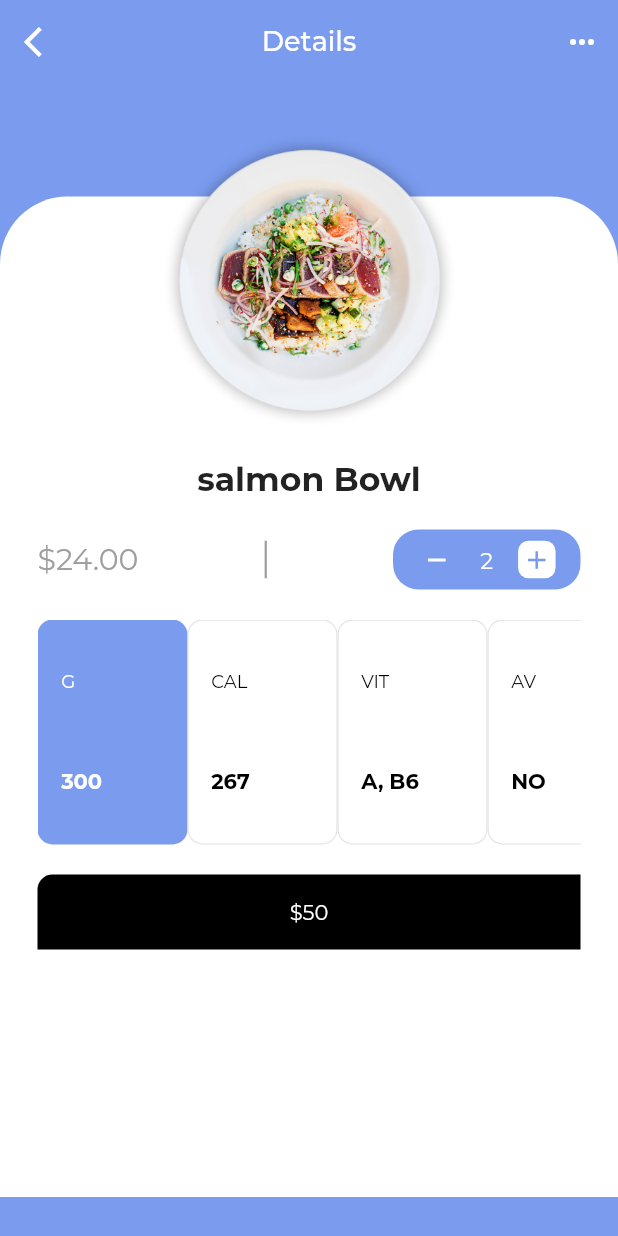
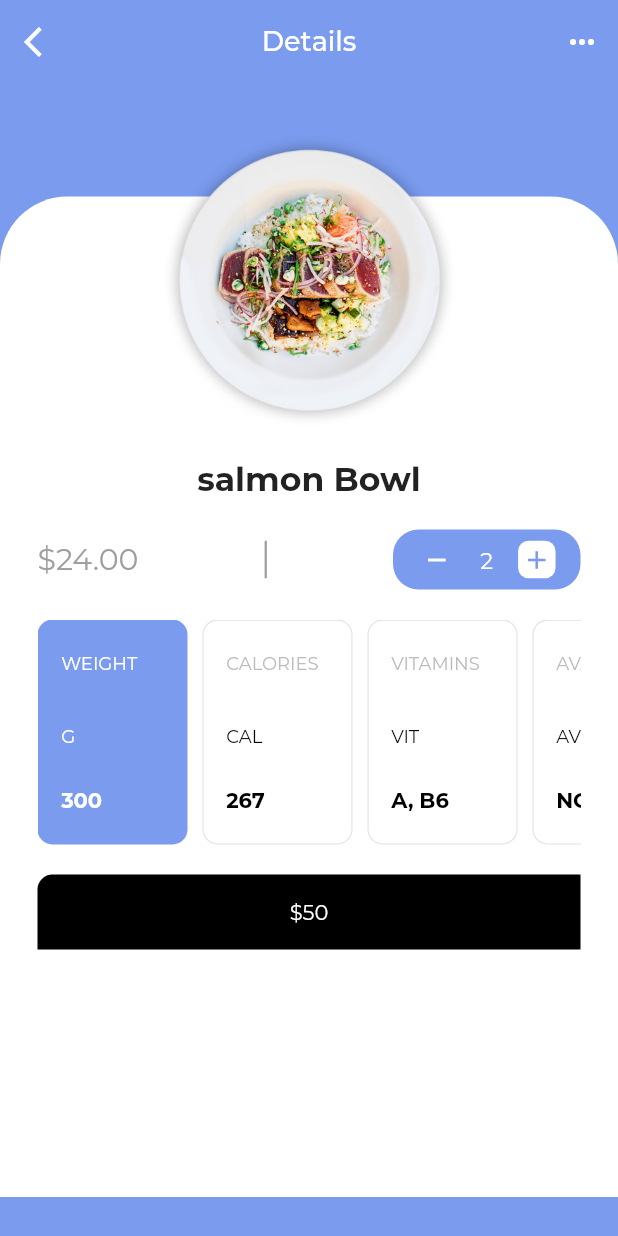
Before and after one commit to axxcident/fruit_hero, a Flutter app: the screen it shows after launch, after a tap on "salmon Bowl", on a phone screen of 412 x 824 dp. Run offline on Flutter 3.47's test engine with Material 2 defaults, Android fonts, the light colour scheme and no system bars; project files that could hold a hidden picture were left out.

Commit message:
Klar med tutorial. Going off-road from here

```diff
--- a/lib/detailsPage.dart
+++ b/lib/detailsPage.dart
@@ -179,19 +179,19 @@ class _DetailsPageState extends State<DetailsPage> {
                           children: [
                             _builInfoCard('WEIGHT', '300', 'G'),
                             const SizedBox(
-                              height: 10,
+                              width: 10,
                             ),
                             _builInfoCard('CALORIES', '267', 'CAL'),
                             const SizedBox(
-                              height: 10,
+                              width: 10,
                             ),
                             _builInfoCard('VITAMINS', 'A, B6', 'VIT'),
                             const SizedBox(
-                              height: 10,
+                              width: 10,
                             ),
                             _builInfoCard('AVAIL', 'NO', 'AV'),
                             const SizedBox(
-                              height: 10,
+                              width: 10,
                             ),
                           ],
                         ),
@@ -254,6 +254,19 @@ class _DetailsPageState extends State<DetailsPage> {
           crossAxisAlignment: CrossAxisAlignment.start,
           children: [
             Padding(
+              padding: const EdgeInsets.only(top: 8, left: 15),
+              child: Text(
+                cardTitle,
+                style: TextStyle(
+                  fontFamily: 'Montserrat',
+                  fontSize: 12,
+                  color: cardTitle == selectedCard
+                      ? Colors.white
+                      : Colors.grey.withOpacity(0.7),
+                ),
+              ),
+            ),
+            Padding(
               padding: const EdgeInsets.only(top: 8.0, left: 15.0),
               child: Text(
                 unit,
--- a/lib/main.dart
+++ b/lib/main.dart
@@ -88,6 +88,7 @@ class _MyHomePageState extends State<MyHomePage> {
           ),
           const SizedBox(height: 40),
           Container(
+            // height: MediaQuery.of(context).size.height,
             height: MediaQuery.of(context).size.height - 185,
             decoration: const BoxDecoration(
                 color: Colors.white,
```
